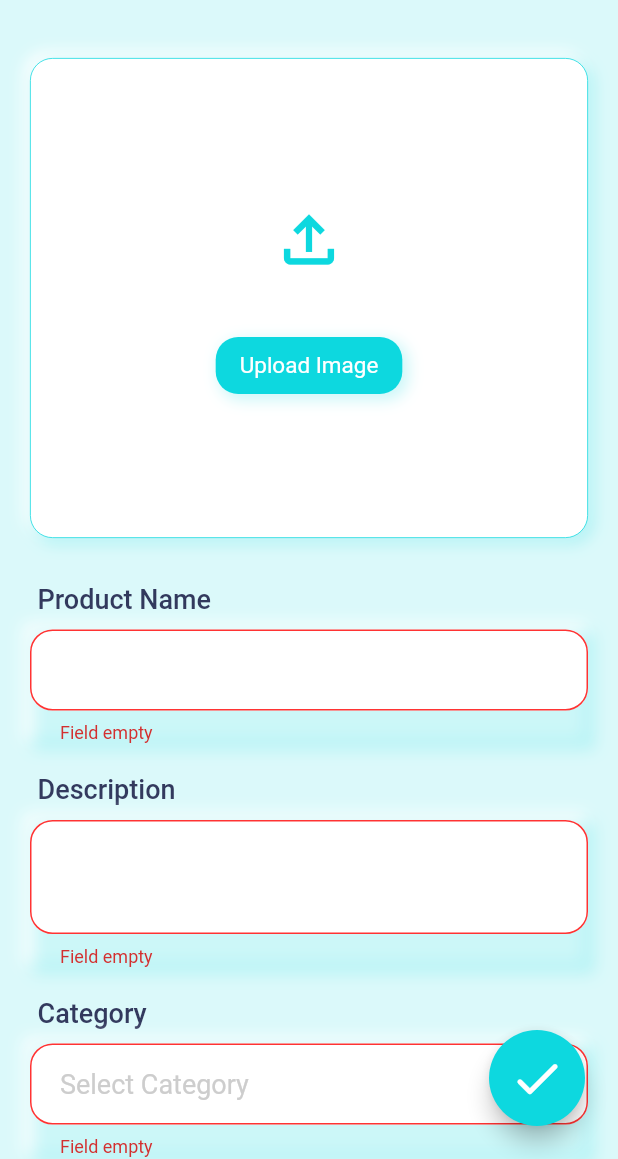
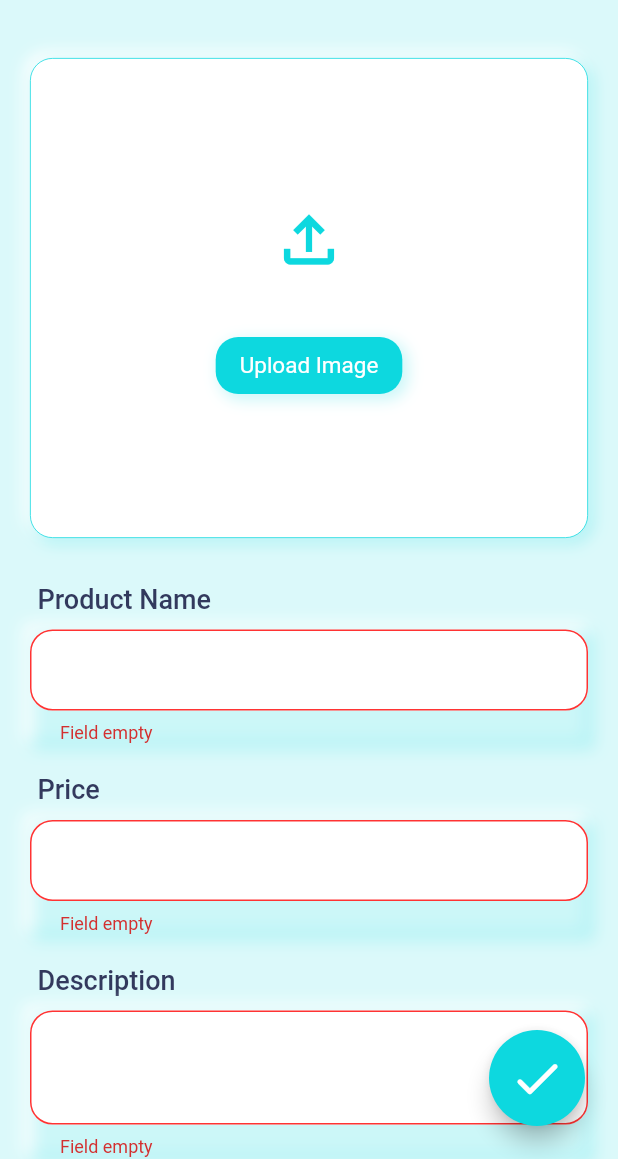
Before and after one commit to JayeshPatil18/GHR-Incog, a Flutter app: the UploadReview screen opened by its route, after a tap on the "check" icon, on a phone screen of 412 x 824 dp, the part 77-1236 px from its top. Run offline on Flutter 3.47's test engine with Material 2 defaults, Android fonts, the phone set to English and light mode, and no system bars; our stand-ins replace country_code_picker, flutter_bloc, font_awesome_flutter, intl_phone_field; missing offline and left inert: dart:ffi; network calls fail.

Commit message:
day start

```diff
--- a/lib/features/reviews/presentation/pages/upload_review.dart
+++ b/lib/features/reviews/presentation/pages/upload_review.dart
@@ -25,6 +25,9 @@ class _UploadReviewState extends State<UploadReview> {
   final FocusNode _focusNameNode = FocusNode();
   bool _hasNameFocus = false;
 
+  final FocusNode _focusPriceNode = FocusNode();
+  bool _hasPriceFocus = false;
+
   final FocusNode _focusDescNode = FocusNode();
   bool _hasDescFocus = false;
 
@@ -38,6 +41,7 @@ class _UploadReviewState extends State<UploadReview> {
   int rateIndex = -1;
 
   TextEditingController nameController = TextEditingController();
+  TextEditingController priceController = TextEditingController();
   TextEditingController descController = TextEditingController();
   TextEditingController categoryController = TextEditingController();
   TextEditingController brandController = TextEditingController();
@@ -56,12 +60,18 @@ class _UploadReviewState extends State<UploadReview> {
       case 1:
         if (input == null || input.isEmpty) {
           return 'Field empty';
+        }
+        break;
+
+      case 2:
+        if (input == null || input.isEmpty) {
+          return 'Field empty';
         } else if (input.length < 10) {
           return 'Description must have at least 10 digit';
         }
         break;
 
-      case 2:
+      case 3:
         if (input == null || input.isEmpty) {
           return 'Field empty';
         } else if(!(Items.categorys.contains(input))){
@@ -69,7 +79,7 @@ class _UploadReviewState extends State<UploadReview> {
         }
         break;
 
-      case 3:
+      case 4:
         if (input == null || input.isEmpty) {
           return 'Field empty';
         } else if(!(Items.brands.contains(input))){
@@ -77,11 +87,11 @@ class _UploadReviewState extends State<UploadReview> {
         }
         break;
 
-      case 4:
+      case 5:
         if (input == null || input.isEmpty) {
           return 'Field empty';
         } else if (input.length < 10) {
-          return 'Description must have at least 10 digit';
+          return 'Summary must have at least 10 digit';
         }
         break;
 
@@ -96,6 +106,12 @@ class _UploadReviewState extends State<UploadReview> {
     _focusNameNode.addListener(() {
       setState(() {
         _hasNameFocus = _focusNameNode.hasFocus;
+      });
+    });
+
+    _focusPriceNode.addListener(() {
+      setState(() {
+        _hasPriceFocus = _focusPriceNode.hasFocus;
       });
     });
 
@@ -262,6 +278,62 @@ class _UploadReviewState extends State<UploadReview> {
                       SizedBox(height: 20),
                       Padding(
                         padding: const EdgeInsets.only(bottom: 10, left: 5),
+                        child: Text('Price', style: lableText()),
+                      ),
+                      Container(
+                        decoration:
+                            BoxDecoration(boxShadow: ContainerShadow.boxShadow),
+                        child: TextFormField(
+                          autovalidateMode: AutovalidateMode.onUserInteraction,
+                          validator: ((value) {
+                            return _validateInput(value, 1);
+                          }),
+                          keyboardType: TextInputType.number,
+                          style: textFieldText(),
+                          focusNode: _focusPriceNode,
+                          cursorHeight: TextCursorHeight.cursorHeight,
+                          decoration: InputDecoration(
+                            prefix: Padding(
+                              padding: const EdgeInsets.only(right: 10),
+                              child: Text('\u{20B9}', style: textFieldText()),
+                            ),
+                            contentPadding: EdgeInsets.only(
+                                top: 16, bottom: 16, left: 20, right: 20),
+                            fillColor: AppColors.primaryColor30,
+                            filled: true,
+                            hintText:
+                                _hasPriceFocus ? 'Enter product price' : null,
+                            hintStyle: hintFieldText(),
+                            enabledBorder: OutlineInputBorder(
+                                borderRadius: BorderRadius.circular(
+                                    AppBoarderRadius.reviewUploadRadius),
+                                borderSide: BorderSide(
+                                    width: AppBoarderWidth.reviewUploadWidth,
+                                    color: AppBoarderColor.searchBarColor)),
+                            border: OutlineInputBorder(
+                                borderRadius: BorderRadius.circular(
+                                    AppBoarderRadius.reviewUploadRadius),
+                                borderSide: BorderSide(
+                                    width: AppBoarderWidth.reviewUploadWidth,
+                                    color: AppBoarderColor.searchBarColor)),
+                            focusedBorder: OutlineInputBorder(
+                                borderRadius: BorderRadius.circular(
+                                    AppBoarderRadius.reviewUploadRadius),
+                                borderSide: BorderSide(
+                                    width: AppBoarderWidth.searchBarWidth,
+                                    color: AppBoarderColor.searchBarColor)),
+                            errorBorder: OutlineInputBorder(
+                                borderRadius: BorderRadius.circular(
+                                    AppBoarderRadius.reviewUploadRadius),
+                                borderSide: BorderSide(
+                                    width: AppBoarderWidth.searchBarWidth,
+                                    color: AppBoarderColor.errorColor)),
+                          ),
+                        ),
+                      ),
+                      SizedBox(height: 20),
+                      Padding(
+                        padding: const EdgeInsets.only(bottom: 10, left: 5),
                         child: Text('Description', style: lableText()),
                       ),
                       Container(
@@ -270,7 +342,7 @@ class _UploadReviewState extends State<UploadReview> {
                         child: TextFormField(
                           autovalidateMode: AutovalidateMode.onUserInteraction,
                           validator: ((value) {
-                            return _validateInput(value, 1);
+                            return _validateInput(value, 2);
                           }),
                           maxLines: 2,
                           style: textFieldText(),
@@ -371,7 +443,7 @@ class _UploadReviewState extends State<UploadReview> {
                             child: TextFormField(
                               autovalidateMode: AutovalidateMode.onUserInteraction,
                               validator: ((value) {
-                                return _validateInput(value, 2);
+                                return _validateInput(value, 3);
                               }),
                               controller: categoryController,
                               focusNode: _focusCategoryNode,
@@ -474,7 +546,7 @@ class _UploadReviewState extends State<UploadReview> {
                             child: TextFormField(
                               autovalidateMode: AutovalidateMode.onUserInteraction,
                               validator: ((value) {
-                                return _validateInput(value, 3);
+                                return _validateInput(value, 4);
                               }),
                               controller: brandController,
                               focusNode: _focusBrandNode,
@@ -577,7 +649,7 @@ class _UploadReviewState extends State<UploadReview> {
                         child: TextFormField(
                           autovalidateMode: AutovalidateMode.onUserInteraction,
                           validator: ((value) {
-                            return _validateInput(value, 4);
+                            return _validateInput(value, 5);
                           }),
                           maxLines: 4,
                           style: textFieldText(),
--- a/pubspec.yaml
+++ b/pubspec.yaml
@@ -42,6 +42,9 @@ dependencies:
   font_awesome_flutter: ^10.4.0
   sticky_headers: ^0.3.0+2
   intl_phone_field: ^3.2.0
+  country_code_picker: ^3.0.0
+  country_picker: ^2.0.19
+  csc_picker: ^0.2.7
 
 dev_dependencies:
   flutter_test:
```
Also changed, not shown: lib/features/authentication/presentation/pages/signup.dart (+32 -34 lines), pubspec.lock.
